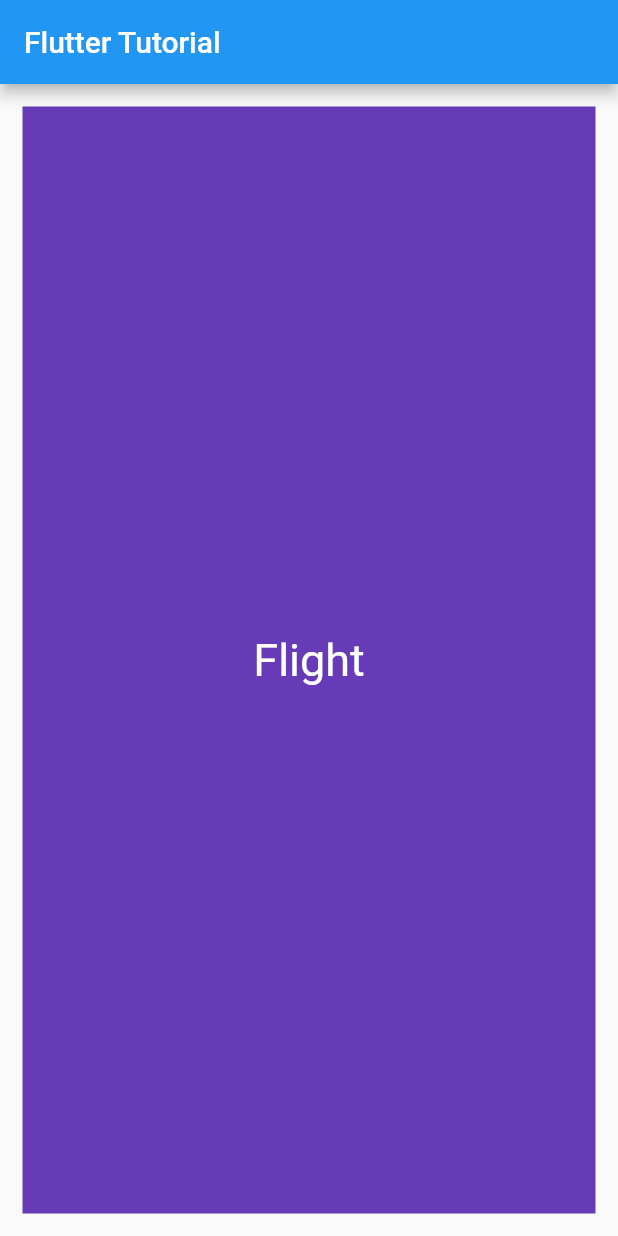
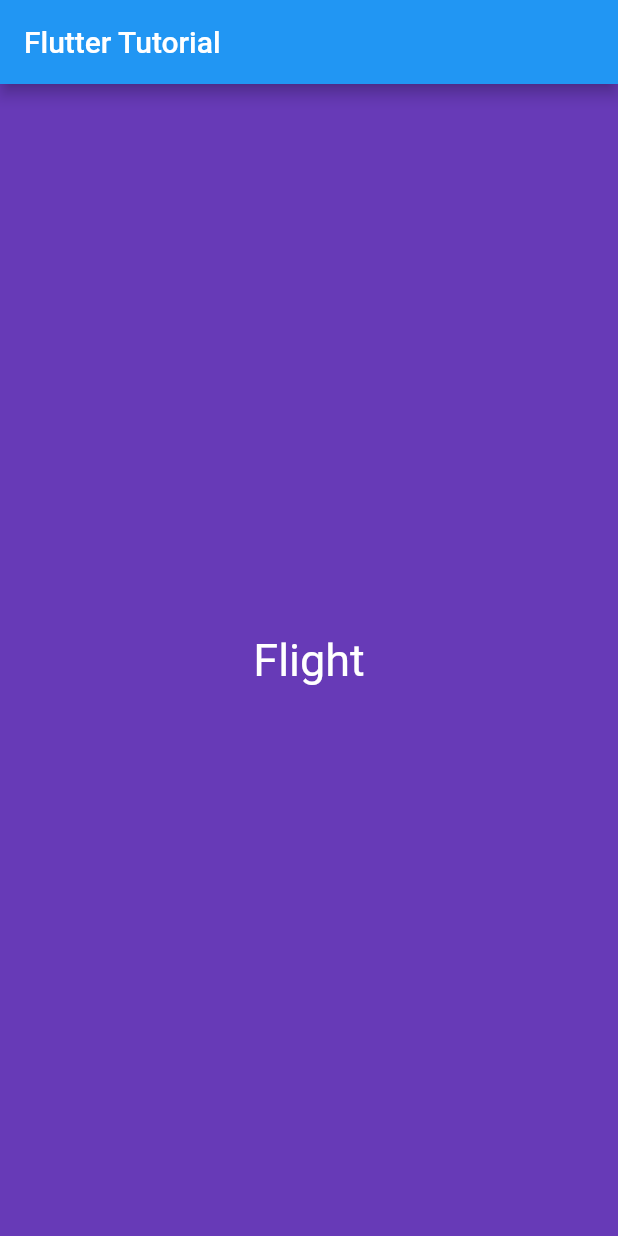
Before and after one commit to VijayGanganapalli/shriyank, a Flutter app: the screen it shows after launch, on a phone screen of 412 x 824 dp. Run offline on Flutter 3.47's test engine with Material 2 defaults, Android fonts, the phone set to English and light mode, and no system bars.

Commit message:
intial commit

```diff
--- a/flutter_tutorial/lib/app_screens/first_screen.dart
+++ b/flutter_tutorial/lib/app_screens/first_screen.dart
@@ -7,7 +7,6 @@ class FirstScreen extends StatelessWidget {
       child: Container(
         alignment: Alignment.center,
         color: Colors.deepPurple,
-        margin: EdgeInsets.all(15.0),
         child: Text(
           "Flight",
           textDirection: TextDirection.ltr,
```
